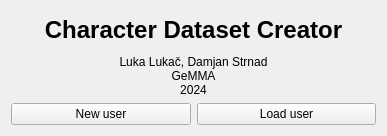
luckyLukac/CharacterDatasetCreator, file Interface/EntryWindow.ui: the form before one commit.
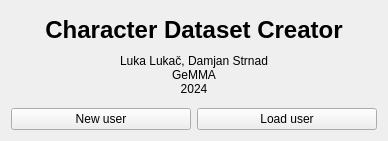
The form after the commit.

Diff of the .ui file:
```diff
--- a/Interface/EntryWindow.ui
+++ b/Interface/EntryWindow.ui
@@ -6,8 +6,8 @@
    <rect>
     <x>0</x>
     <y>0</y>
-    <width>387</width>
-    <height>136</height>
+    <width>388</width>
+    <height>141</height>
    </rect>
   </property>
   <property name="sizePolicy">
@@ -18,14 +18,14 @@
   </property>
   <property name="minimumSize">
    <size>
-    <width>387</width>
-    <height>136</height>
+    <width>388</width>
+    <height>141</height>
    </size>
   </property>
   <property name="maximumSize">
    <size>
-    <width>387</width>
-    <height>136</height>
+    <width>388</width>
+    <height>141</height>
    </size>
   </property>
   <property name="windowTitle">
@@ -82,6 +82,9 @@
     </item>
     <item>
      <layout class="QHBoxLayout" name="horizontalLayout">
+      <property name="topMargin">
+       <number>6</number>
+      </property>
       <item>
        <widget class="QPushButton" name="btnNewUser">
         <property name="text">
```
